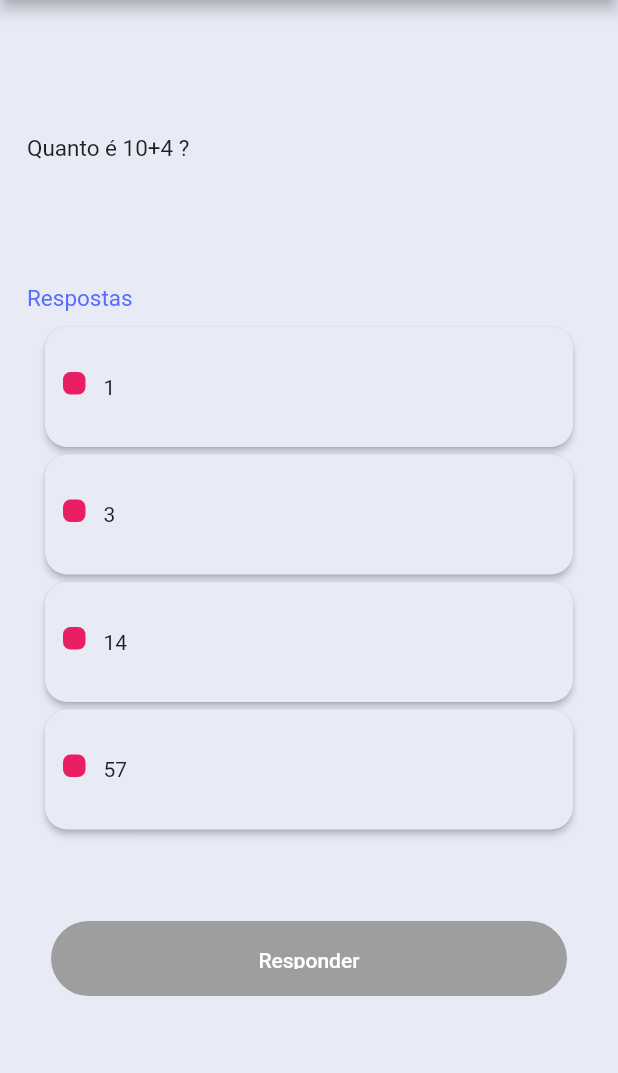
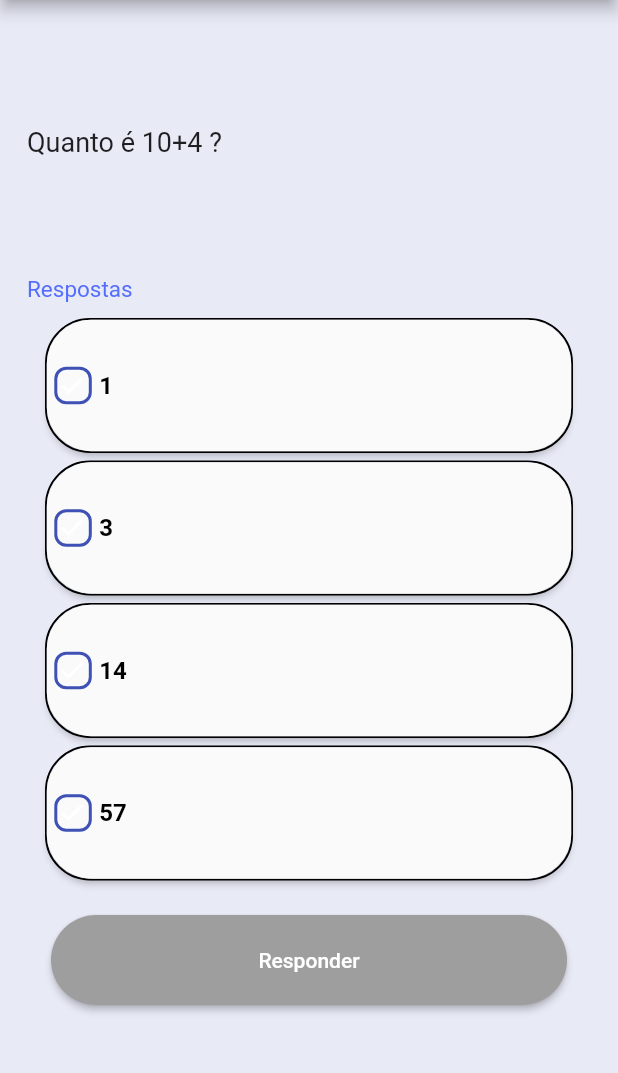
Before and after one commit to JonathanCristovao/use-academy-desafio1-quiz-perguntas, a Flutter app: the screen it shows after launch, after a tap on "Start!", on a phone screen of 412 x 824 dp, the part 84-1157 px from its top. Run offline on Flutter 3.47's test engine with Material 2 defaults, Android fonts, the phone set to English and light mode, and no system bars.

Commit message:
feat: atualização perguntas

```diff
--- a/desafio1/lib/ui/pages/container.dart
+++ b/desafio1/lib/ui/pages/container.dart
@@ -34,19 +34,21 @@ class _MyContainerState extends State<MyContainer> {
                 fontSize: 30.0,
                 fontWeight: FontWeight.bold),
           ),
-          Text("Responda 10 perguntas e veja sua pontuação no fim!"),
+          const Text("Responda 10 perguntas e veja sua pontuação no fim!"),
           Container(
-            margin: EdgeInsets.all(16),
+            margin: const EdgeInsets.all(16),
             height: 50.0,
             width: double.infinity,
             child: RaisedButton(
               color: Colors.indigo,
               onPressed: () {
-                Navigator.push(context,
-                    MaterialPageRoute(builder: (context) => tela_perguntas()));
+                Navigator.push(
+                    context,
+                    MaterialPageRoute(
+                        builder: (context) => const tela_perguntas()));
               },
-              shape: StadiumBorder(),
-              child: Text(
+              shape: const StadiumBorder(),
+              child: const Text(
                 'Start!',
                 style: TextStyle(
                   color: Colors.white,
--- a/desafio1/lib/ui/pages/tela_peguntas.dart
+++ b/desafio1/lib/ui/pages/tela_peguntas.dart
@@ -15,15 +15,25 @@ class _tela_perguntasState extends State<tela_perguntas> {
   int cont = 0;
   bool btnPressed = false;
   bool trocarCor = false;
+  int soma = 0;
   bool _flag = true;
   PageController? _controller;
   String go_proximaPergunta = "Proxima pergunta";
   bool answered = false;
+  Icon icone = const Icon(
+    Icons.close,
+    size: 16,
+    color: Colors.transparent,
+  );
+
   @override
   void initState() {
     super.initState();
     _controller = PageController(initialPage: 0);
   }
+
+  Color borderColor = Colors.indigo;
+  Color newColor = Colors.indigo;
 
   @override
   Widget build(BuildContext context) {
@@ -55,10 +65,9 @@ class _tela_perguntasState extends State<tela_perguntas> {
                     height: 100.0,
                     child: Text(
                       "${questions[index].question}",
-                      style: TextStyle(
-                        fontSize: 15.0,
+                      style: const TextStyle(
+                        fontSize: 18.0,
                       ),
-                      //textAlign: TextAlign.center,
                     ),
                   ),
                   const SizedBox(
@@ -76,61 +85,103 @@ class _tela_perguntasState extends State<tela_perguntas> {
                   for (int i = 0; i < questions[index].answers!.length; i++)
                     Container(
                       width: double.infinity,
-                      height: 80.0,
+                      height: 90.0,
                       margin:
                           EdgeInsets.only(bottom: 5.0, left: 12.0, right: 12.0),
+                      decoration: BoxDecoration(
+                        border: Border.all(
+                            color: CorTexto(btnPressed, index, i, answered,
+                                question_pos, soma),
+                            width: 1.2),
+                        borderRadius:
+                            const BorderRadius.all(Radius.circular(30.0)),
+                      ),
                       child: RawMaterialButton(
                         shape: RoundedRectangleBorder(
-                          borderRadius: BorderRadius.circular(15.0),
+                          borderRadius: BorderRadius.circular(30.0),
                         ),
-                        fillColor: MudarCor(btnPressed, index, i, trocarCor),
+                        fillColor: MudarCor(
+                            btnPressed,
+                            index,
+                            i,
+                            answered,
+                            question_pos,
+                            soma), // alterar a cor das caixas de respostas
                         onPressed: !answered
                             ? () {
-                                print('cor selecionada');
-                                trocarCor = false;
+                                trocarCor = true;
+                                question_pos = i;
+
+                                soma++;
                                 if (questions[index]
-                                    .answers!
-                                    .values
-                                    .toList()[i]) {
+                                        .answers!
+                                        .values
+                                        .toList()[i] &&
+                                    soma == 1) {
                                   score++; // se clicou na resposta certa incrementa a pontuacao
                                 }
                                 setState(() {
-                                  //btnPressed = true;
-                                  answered = true;
+                                  true;
                                 });
                               }
                             : null,
+
                         child: Row(
                           children: [
                             Container(
-                              height: 15,
-                              width: 15,
+                              alignment: Alignment.topLeft,
+                              height: 25,
+                              width: 25,
+                              margin: const EdgeInsets.all(5.0),
                               decoration: BoxDecoration(
-                                  color: Colors.pink,
-                                  borderRadius: BorderRadius.circular(5.0)),
-                              margin: EdgeInsets.only(
-                                  bottom: 5.0, left: 12.0, right: 12.0),
+                                  color: MudarCor(btnPressed, index, i,
+                                      answered, question_pos, soma),
+                                  borderRadius: BorderRadius.circular(8.0),
+                                  border: Border.all(
+                                    color: Colors.indigo,
+                                    width: 2,
+                                  )),
+                              child: Icon(
+                                btnPressed
+                                    ? questions[index]
+                                            .answers!
+                                            .values
+                                            .toList()[i]
+                                        ? Icons.check_sharp
+                                        : Icons.close
+                                    : Icons.check_sharp,
+                                size: 20,
+                                color: IconCor(btnPressed, index, i, answered,
+                                    question_pos, soma),
+                              ), // variavel com o icone
                             ),
-                            const SizedBox(height: 50.0),
                             Text(
                               questions[index].answers!.keys.toList()[i],
+                              style: TextStyle(
+                                  color: CorTexto(btnPressed, index, i,
+                                      answered, question_pos, soma),
+                                  fontSize: 16.0,
+                                  fontWeight: FontWeight.bold),
                             ),
                           ],
                         ),
                       ),
                     ),
-                  const SizedBox(height: 40.0),
+                  const SizedBox(height: 2.0),
                   Container(
-                      margin: EdgeInsets.all(16),
-                      height: 50.0,
+                      margin: const EdgeInsets.all(16),
+                      height: 60.0,
                       width: double.infinity,
+                      // ignore: deprecated_member_use
                       child: RaisedButton(
                         onPressed: () {
                           if (cont == 0) {
                             setState(() => _flag = !_flag);
                             btnPressed = true;
-                            trocarCor = true;
-                            print('clicou uma vez');
+                            //trocarCor = true;
+                            soma == 1;
+                            icone = Icon(answered ? Icons.close : Icons.done,
+                                size: 16);
                             cont++;
                           } else {
                             if (_controller!.page?.toInt() ==
@@ -144,10 +195,14 @@ class _tela_perguntasState extends State<tela_perguntas> {
                               // print('ir para ultima tela');
                             } else {
                               _controller!.nextPage(
-                                  duration: Duration(milliseconds: 50),
+                                  duration: const Duration(milliseconds: 50),
                                   curve: Curves.easeInExpo);
 
                               setState(() {
+                                soma = 0;
+                                icone = const Icon(Icons.close,
+                                    size: 16, color: Colors.transparent);
+
                                 btnPressed = false;
                                 trocarCor = false;
                                 _flag = true;
@@ -156,10 +211,8 @@ class _tela_perguntasState extends State<tela_perguntas> {
                             }
                           }
                         },
-                        shape: StadiumBorder(),
+                        shape: const StadiumBorder(),
                         color: _flag ? Colors.grey : Colors.indigo,
-                        padding: EdgeInsets.all(18.0),
-                        elevation: 0.0,
                         child: Text(_flag ? 'Responder' : go_proximaPergunta),
                         textColor: Colors.white,
                       )),
@@ -172,12 +225,59 @@ class _tela_perguntasState extends State<tela_perguntas> {
   }
 }
 
-Color? MudarCor(bool btnPressed, int index, int i, bool trocaCor) {
-  return btnPressed
-      ? questions[index].answers!.values.toList()[i]
-          ? Colors.green
-          : Colors.red
-      : Colors.indigo[50];
+// ignore: non_constant_identifier_names
+Color? MudarCor(
+    bool btnPressed, int index, int i, bool answer, int questionPos, int soma) {
+  if (btnPressed) {
+    if (questions[index].answers!.values.toList()[i]) {
+      return Colors.green[100];
+    } else if (i == questionPos &&
+        questions[index].answers!.values.toList()[i] == false) {
+      return Colors.red[100];
+    }
+  } else {
+    if (i == questionPos && soma != 0) {
+      return Colors.indigo[100];
+    }
+  }
+
+  return Colors.grey[50];
+}
+
+Color CorTexto(
+    bool btnPressed, int index, int i, bool answer, int questionPos, int soma) {
+  if (btnPressed) {
+    if (questions[index].answers!.values.toList()[i]) {
+      return Colors.green;
+    } else if (i == questionPos &&
+        questions[index].answers!.values.toList()[i] == false) {
+      return Colors.red;
+    }
+  } else {
+    if (i == questionPos && soma != 0) {
+      return Colors.indigo;
+    }
+  }
+
+  return Colors.black;
+}
+
+Color? IconCor(
+    bool btnPressed, int index, int i, bool answer, int questionPos, int soma) {
+  if (btnPressed) {
+    if (questions[index].answers!.values.toList()[i]) {
+      return Colors.green;
+    } else if (i == questionPos &&
+        questions[index].answers!.values.toList()[i] == false) {
+      return Colors.red;
+    }
+  } else {
+    if (i == questionPos && soma != 0) {
+      return Colors.white;
+    }
+  }
+
+  return Colors.white;
 }
 
 class QuestionModel {
@@ -197,15 +297,57 @@ List<QuestionModel> questions = [
     },
   ),
   QuestionModel("Qual dos meios de transporte abaixo é um automovel ?", {
-    "carro": true,
-    "bicicleta": false,
-    "moto": false,
-    "aviao": false,
+    "Carro": true,
+    "Bicicleta": false,
+    "Moto": false,
+    "Aviao": false,
   }),
   QuestionModel("Qual animal é uma ave ?", {
-    "pardal": true,
-    "baleia": false,
-    "gato": false,
-    "cachorro": false,
+    "Pardal": true,
+    "Baleia": false,
+    "Gato": false,
+    "Cachorro": false,
+  }),
+  QuestionModel("Quando é 5 * 2 ?", {
+    "12": false,
+    "33": false,
+    "10": true,
+    "9": false,
+  }),
+  QuestionModel("Qual dos animais abaixo é marinho ?", {
+    "Pardal": false,
+    "Baleia": true,
+    "Gato": false,
+    "Cachorro": false,
+  }),
+  QuestionModel("Qual país pertence ao continente europeu ?", {
+    "Brasil": false,
+    "Espanha": true,
+    "Japão": false,
+    "Chile": false,
+  }),
+  QuestionModel("Quais das cores abaixo siginifica vermelho em inglês ?", {
+    "Black": false,
+    "Green": false,
+    "Red": true,
+    "Pink": false,
+  }),
+  QuestionModel(" 8-7 ?", {
+    "3": false,
+    "1": true,
+    "2": false,
+    "4": false,
+  }),
+  QuestionModel("x=2 e y= 5, quanto é x+y ?", {
+    "7": true,
+    "6": false,
+    "8": false,
+    "9": false,
+  }),
+  QuestionModel("Qual animal é um réptil ?", {
+    "Aranha": false,
+    "Largato": true,
+    "Macaco": false,
+    "Elefante": false,
   }),
 ];
```
